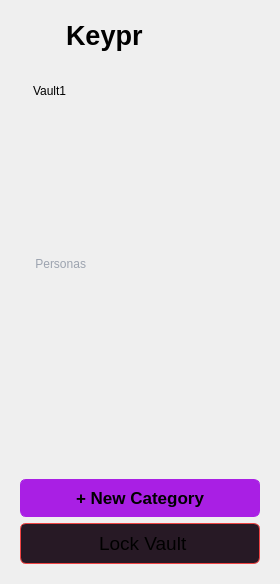
Above: src/sideBar/categoriesselection.ui from Keypr-org/qt_client before the change. Below: the same form after it.
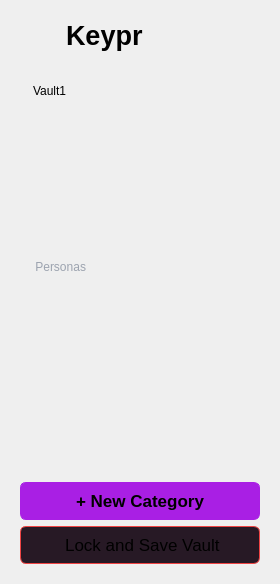
That is the form after the change. Icons and pictures are not drawn. Custom widgets are drawn as their Qt base class.

Commit message: [Feat]: Added a save right before closing the app

```diff
--- a/src/sideBar/categoriesselection.ui
+++ b/src/sideBar/categoriesselection.ui
@@ -271,7 +271,7 @@
     <widget class="QPushButton" name="lockVault">
      <property name="font">
       <font>
-       <pointsize>14</pointsize>
+       <pointsize>13</pointsize>
        <bold>false</bold>
       </font>
      </property>
@@ -287,7 +287,7 @@
 }</string>
      </property>
      <property name="text">
-      <string> Lock Vault</string>
+      <string> Lock and Save Vault</string>
      </property>
      <property name="icon">
       <iconset resource="../../resources.qrc">
```
The commit also changes 1 other file.
